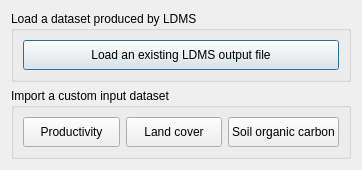
This is LDMP/gui/DlgDataIO.ui in LocateIT/trends.earth as Qt 5 draws it before an edit. The edited form follows.
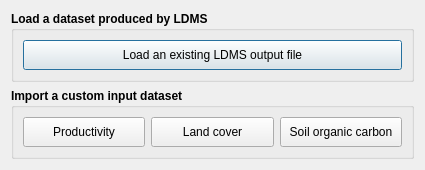
This is the edited form.

```diff
--- a/LDMP/gui/DlgDataIO.ui
+++ b/LDMP/gui/DlgDataIO.ui
@@ -9,8 +9,8 @@
    <rect>
     <x>0</x>
     <y>0</y>
-    <width>362</width>
-    <height>150</height>
+    <width>425</width>
+    <height>166</height>
    </rect>
   </property>
   <property name="sizePolicy">
@@ -22,7 +22,7 @@
   <property name="windowTitle">
    <string>Load data</string>
   </property>
-  <layout class="QVBoxLayout" name="verticalLayout">
+  <layout class="QVBoxLayout" name="verticalLayout_2">
    <item>
     <widget class="QGroupBox" name="groupBox_2">
      <property name="sizePolicy">
@@ -31,10 +31,16 @@
        <verstretch>0</verstretch>
       </sizepolicy>
      </property>
+     <property name="font">
+      <font>
+       <weight>75</weight>
+       <bold>true</bold>
+      </font>
+     </property>
      <property name="title">
       <string>Load a dataset produced by LDMS</string>
      </property>
-     <layout class="QHBoxLayout" name="horizontalLayout_2">
+     <layout class="QVBoxLayout" name="verticalLayout">
       <item>
        <widget class="QPushButton" name="btn_te">
         <property name="sizePolicy">
@@ -77,6 +83,15 @@
        <verstretch>0</verstretch>
       </sizepolicy>
      </property>
+     <property name="font">
+      <font>
+       <weight>75</weight>
+       <bold>true</bold>
+      </font>
+     </property>
+     <property name="cursor">
+      <cursorShape>ArrowCursor</cursorShape>
+     </property>
      <property name="title">
       <string>Import a custom input dataset</string>
      </property>
@@ -95,6 +110,12 @@
           <height>30</height>
          </size>
         </property>
+        <property name="font">
+         <font>
+          <weight>50</weight>
+          <bold>false</bold>
+         </font>
+        </property>
         <property name="text">
          <string>Productivity</string>
         </property>
@@ -114,6 +135,12 @@
           <height>30</height>
          </size>
         </property>
+        <property name="font">
+         <font>
+          <weight>50</weight>
+          <bold>false</bold>
+         </font>
+        </property>
         <property name="text">
          <string>Land cover</string>
         </property>
@@ -133,6 +160,12 @@
           <height>30</height>
          </size>
         </property>
+        <property name="font">
+         <font>
+          <weight>50</weight>
+          <bold>false</bold>
+         </font>
+        </property>
         <property name="text">
          <string>Soil organic carbon</string>
         </property>
```
